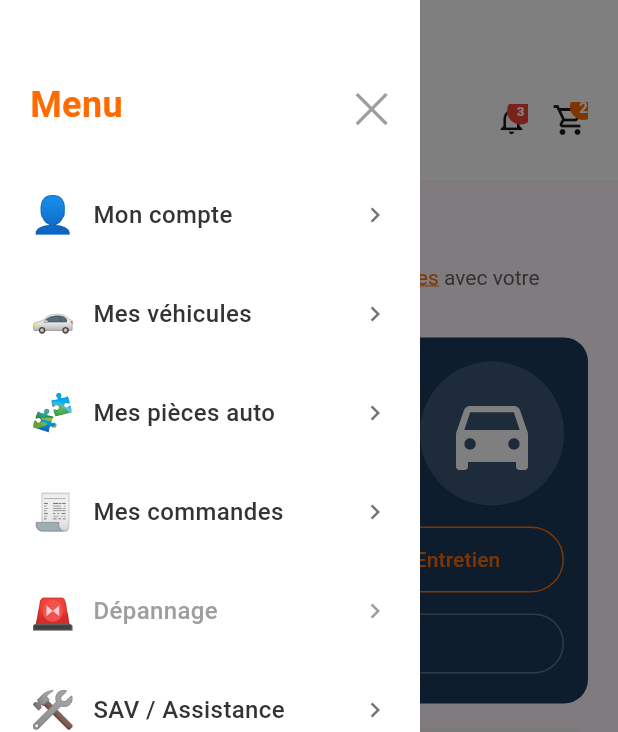
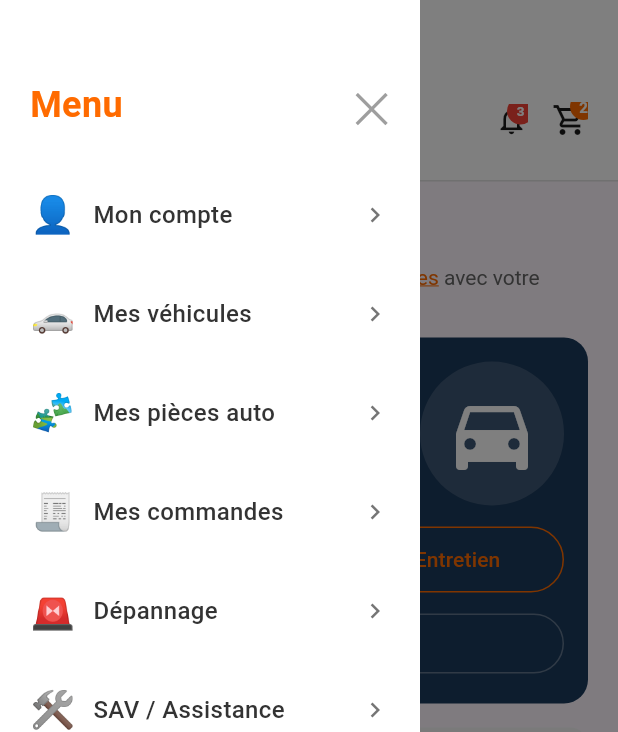
Before and after one commit to topautoafrictaaf-boop/cargoo_flutter, a Flutter app: the screen it shows after launch, after a tap on the "menu" icon, on a phone screen of 412 x 824 dp. Shown: the top 732 px of the screen. Run offline on Flutter 3.47's test engine with Material 3 defaults, Android fonts, the light colour scheme and no system bars.

Commit message:
Mes modifications

```diff
--- a/lib/main.dart
+++ b/lib/main.dart
@@ -38,13 +38,13 @@ class _HomeScreenState extends State<HomeScreen> {
   final String _email = 'katherine@example.com';
 
   final List<Map<String, String>> _drawerMenuItems = [
-    {'label': 'Mon compte', 'emoji': '👤', 'disabled': 'false'},
-    {'label': 'Mes véhicules', 'emoji': '🚗', 'disabled': 'false'},
-    {'label': 'Mes pièces auto', 'emoji': '🧩', 'disabled': 'false'},
-    {'label': 'Mes commandes', 'emoji': '🧾', 'disabled': 'false'},
-    {'label': 'Dépannage', 'emoji': '🚨', 'disabled': 'true'},
-    {'label': 'SAV / Assistance', 'emoji': '🛠️', 'disabled': 'false'},
-    {'label': 'Appel Service Commercial', 'emoji': '📞', 'disabled': 'false'},
+    {'label': 'Mon compte', 'emoji': '👤'},
+    {'label': 'Mes véhicules', 'emoji': '🚗'},
+    {'label': 'Mes pièces auto', 'emoji': '🧩'},
+    {'label': 'Mes commandes', 'emoji': '🧾'},
+    {'label': 'Dépannage', 'emoji': '🚨'},
+    {'label': 'SAV / Assistance', 'emoji': '🛠️'},
+    {'label': 'Appel Service Commercial', 'emoji': '📞'},
   ];
 
   final List<Map<String, String>> _categories = [
@@ -142,13 +142,13 @@ class _HomeScreenState extends State<HomeScreen> {
 
   Widget _buildHeader() {
     return Container(
+      decoration: BoxDecoration(
         color: Colors.white,
-      padding: const EdgeInsets.fromLTRB(20, 54, 20, 14),
-      decoration: BoxDecoration(
         border: Border(
           bottom: BorderSide(color: Colors.grey[300]!),
         ),
       ),
+      padding: const EdgeInsets.fromLTRB(20, 54, 20, 14),
       child: Row(
         mainAxisAlignment: MainAxisAlignment.spaceBetween,
         children: [
@@ -639,13 +639,14 @@ class _HomeScreenState extends State<HomeScreen> {
   Widget _buildWhyItem(String icon, String text) {
     return Column(
       children: [
-        Container(
-          width: 48,
-          height: 48,
+        DecoratedBox(
           decoration: BoxDecoration(
             shape: BoxShape.circle,
             color: const Color(0xFFFFF3E8),
           ),
+          child: SizedBox(
+            width: 48,
+            height: 48,
             child: Center(
               child: Text(
                 icon,
@@ -653,6 +654,7 @@ class _HomeScreenState extends State<HomeScreen> {
                   fontSize: 24,
                   color: Color(0xFFFF6B00),
                   fontWeight: FontWeight.bold,
+                ),
               ),
             ),
           ),
@@ -681,7 +683,9 @@ class _HomeScreenState extends State<HomeScreen> {
       child: Container(
         width: 280,
         height: double.infinity,
+        decoration: const BoxDecoration(
           color: Colors.white,
+        ),
         child: Column(
           children: [
             Padding(
@@ -711,11 +715,10 @@ class _HomeScreenState extends State<HomeScreen> {
               child: ListView(
                 children: [
                   ..._drawerMenuItems.map((item) {
-                    final disabled = item['disabled'] == 'true';
                     return _buildDrawerMenuItem(
                       item['emoji'] ?? '📌',
                       item['label'] ?? 'Menu',
-                      disabled,
+                      false,
                     );
                   }).toList(),
                   Divider(color: Colors.grey[300], height: 16),
@@ -840,19 +843,21 @@ class _HomeScreenState extends State<HomeScreen> {
                     child: Row(
                       crossAxisAlignment: CrossAxisAlignment.start,
                       children: [
-                        Container(
-                          width: 34,
-                          height: 34,
+                        DecoratedBox(
                           decoration: BoxDecoration(
                             shape: BoxShape.circle,
                             color: notif['isRead'] == true
-                                ? Colors.grey[200]
+                                ? Colors.grey[200]!
                                 : const Color(0xFFFFF3E8),
                           ),
-                          child: const Icon(
+                          child: const SizedBox(
+                            width: 34,
+                            height: 34,
+                            child: Icon(
                               Icons.shopping_bag,
                               size: 18,
                               color: Color(0xFFFF6B00),
+                            ),
                           ),
                         ),
                         const SizedBox(width: 10),
```
Lines whose indentation alone changed are shown as unchanged.
